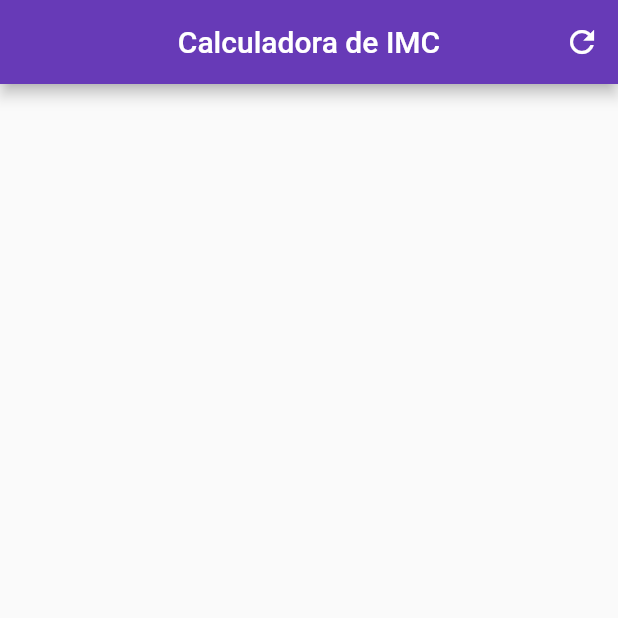
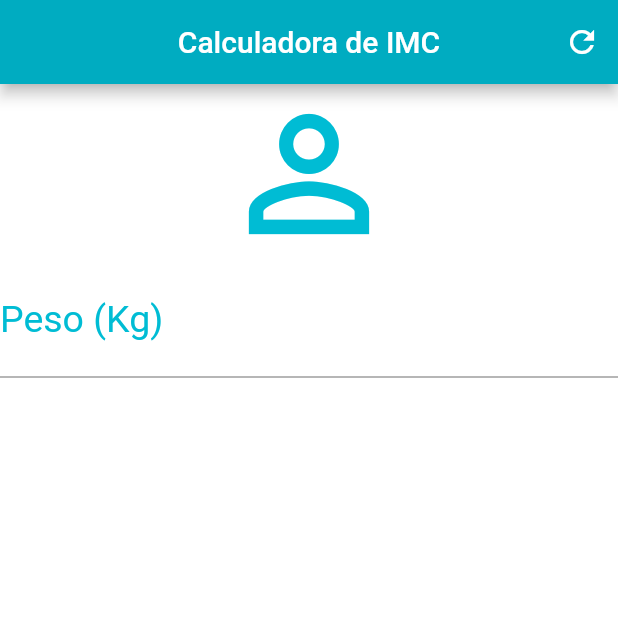
Before and after one commit to MayronSouza/calculadora_imc, a Flutter app: the screen it shows after launch, on a phone screen of 412 x 824 dp, the top half of it. Run offline on Flutter 3.47's test engine with Material 2 defaults, Android fonts, the phone set to English and light mode, and no system bars.

Commit message:
Estudos sobre Scaffold e Decoration

```diff
--- a/lib/main.dart
+++ b/lib/main.dart
@@ -20,7 +20,7 @@ class _HomeState extends State<Home> {
           'Calculadora de IMC',
         ),
         centerTitle: true,
-        backgroundColor: Colors.deepPurple,
+        backgroundColor: Colors.cyan[600],
         actions: <Widget>[
           IconButton(
             icon: Icon(
@@ -30,6 +30,31 @@ class _HomeState extends State<Home> {
           ),
         ],
       ),
+      backgroundColor: Colors.white,
+      body: Column(
+        crossAxisAlignment: CrossAxisAlignment.stretch,
+        children: <Widget>[
+          Icon(
+            Icons.person_outline,
+            size: 120.0,
+            color: Colors.cyan,
+          ),
+          TextField(
+            keyboardType: TextInputType.number,
+            decoration: InputDecoration(
+              labelText: 'Peso (Kg)',
+              labelStyle: TextStyle(
+                color: Colors.cyan,
+              ),
+            ),
+            textAlign: TextAlign.center,
+            style: TextStyle(
+              color: Colors.cyan,
+              fontSize: 25.0,
+            ),
+          ),
+        ],
+      ),
     );
   }
 }
```
Also changed, not shown: flutter_01.png (added).
